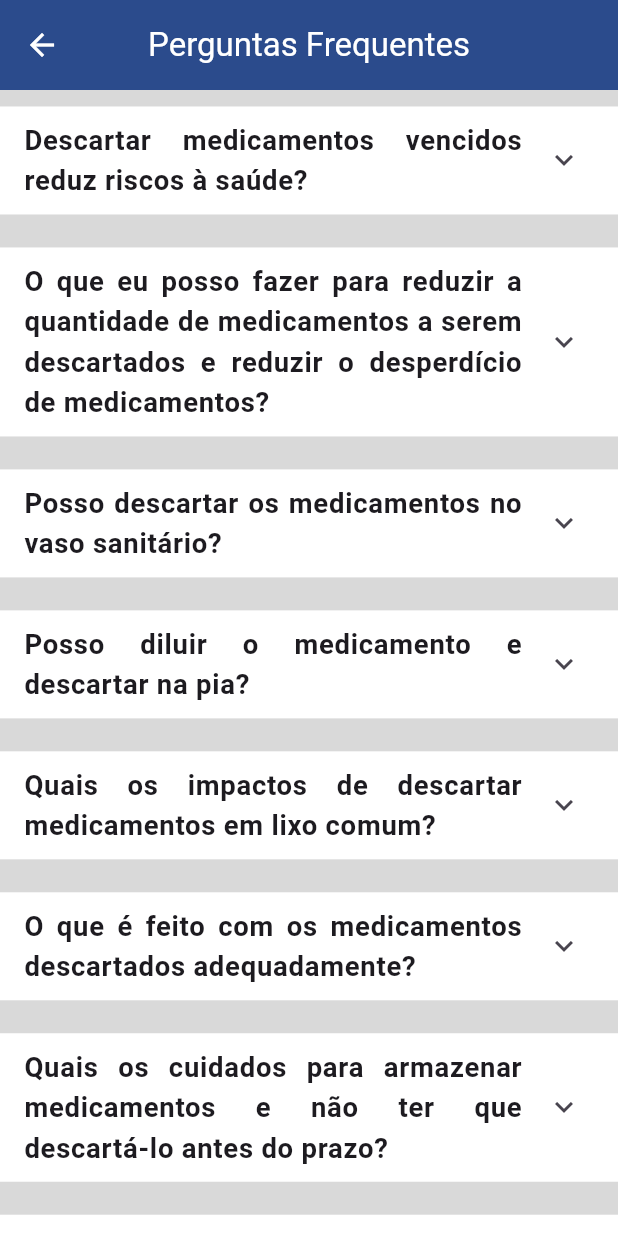
After one commit to stiuff-mobile-devs/descarta-bem, a Flutter app: the FAQPage screen opened by its route, on a phone screen of 412 x 824 dp. The commit adds this screen. Run offline on Flutter 3.47's test engine with Material 3 defaults, Android fonts, the phone set to English and light mode, and no system bars; our stand-ins replace cloud_firestore, firebase_auth, firebase_core, flutter_map, geolocator, google_sign_in and 1 more; missing offline and left inert: flutter_map_animations, sign_button; accounts and stored records are empty.

Commit message:
feat: faq page

```diff
--- /dev/null
+++ b/lib/view/faq_page.dart
@@ -0,0 +1,97 @@
+import 'package:flutter/material.dart';
+
+class FAQPage extends StatefulWidget {
+  const FAQPage({Key? key}) : super(key: key);
+
+  @override
+  State<FAQPage> createState() => _FAQPageState();
+}
+
+class _FAQPageState extends State<FAQPage> {
+  List<String> questions = [
+    'Descartar medicamentos vencidos reduz riscos à saúde?',
+    'O que eu posso fazer para reduzir a quantidade de medicamentos a serem descartados e reduzir o desperdício de medicamentos?',
+    'Posso descartar os medicamentos no vaso sanitário?',
+    'Posso diluir o medicamento e descartar na pia?',
+    'Quais os impactos de descartar medicamentos em lixo comum?',
+    'O que é feito com os medicamentos descartados adequadamente?',
+    'Quais os cuidados para armazenar medicamentos e não ter que descartá-lo antes do prazo?',
+    'O que diz a legislação sobre o descarte de medicamentos?',
+    'Ao transportar medicamentos, quais os cuidados para que não estraguem e seja preciso descartá-lo?',
+    'O que é Logística Reversa?',
+    'Como devo guardar meus medicamentos em casa para que eles não percam a eficácia?',
+  ];
+
+  List<String> answers = [
+    'Sim, o descarte adequado de medicamentos vencidos é essencial para a redução dos riscos à saúde e ao meio ambiente. Medicamentos vencidos perdem eficácia e tornam-se perigosos para o uso. Por isso, é importante descartá-los de maneira correta a fim de evitar tais riscos.',
+    'Adquira somente a quantidade necessária e evite estocar ou acumular medicamentos que não serão utilizados. Evite adquirir mais do que o necessário, apenas por precaução, certo?',
+    'Não. O descarte de medicamentos no vaso sanitário pode contaminar o lençol freático e o solo, causando danos significativos a longo prazo. Vale ressaltar que, normalmente, o tratamento de esgoto não elimina completamente as substâncias químicas presentes nos medicamentos.',
+    'Não. Isso pode levar à contaminação do solo, da água em rios, lagos e até mesmo do lençol freático, afetando assim não só a vida humana, mas também os organismos que vivem nesses ambientes aquáticos e terrestres.',
+    'Descartar medicamentos no lixo comum pode resultar em contaminação do solo, acarretando diversos riscos à saúde humana e danos ao meio ambiente. Além disso, representa um perigo para a segurança de crianças, animais e outros indivíduos que podem encontrar e fazer uso dos medicamentos sem conhecimento dos perigos associados.',
+    'Empresas especializadas em gerenciamento de resíduos realizam a coleta destes medicamentos que, após passarem por um processo de separação e tratamento, podem ser incinerados.',
+    'Armazene em local fresco e seco, sempre de acordo com as instruções da bula. Mantenha os medicamentos em sua embalagem original. Certifique-se de armazená-los fora do alcance de crianças e animais domésticos, e sempre verifique a data de validade e se houve alteração de cor ou odor, antes de fazer o uso.',
+    'A legislação, representada pelo Decreto No 10.388 de 2020, estabelece que drogarias e farmácias são obrigadas a disponibilizar pontos de coleta para recebimento de medicamentos vencidos. Isso visa garantir para você, consumidor, locais apropriados para descartar os medicamentos de forma segura, contribuindo assim para a preservação ambiental e prevenção de riscos à saúde pública.',
+    'Proteja seus medicamentos contra mudanças de temperatura. Certifique-se de que eles não fiquem expostos ao calor excessivo ou frio. Se estiver transportando medicamentos que precisam ser refrigerados, coloque-os em um isopor apropriado ou em uma bolsa térmica com gelo reutilizável rígido (mantido previamente por mais de 12 horas em congelador). Proteja os medicamentos contra impactos ou danos, mantendo em suas embalagens originais dentro de uma caixa ou bolsa acolchoada.',
+    'Quando você, consumidor, descarta medicamentos vencidos ou impróprios para o uso nos pontos de coleta, as farmácias e drogarias assumem a responsabilidade de devolvê-los aos fabricantes por meio da Logística Reversa. A Logística Reversa transfere a responsabilidade do descarte adequado para os produtores. Isso significa que eles devem implementar métodos que garantam a coleta e o tratamento apropriado desses produtos, contribuindo assim para a preservação ambiental e para a saúde.',
+    'Para manter a eficácia dos medicamentos em casa:\n\t\t\t-\tArmazene-os em local fresco, seco e protegido da luz solar e umidade.\n\t\t\t-\tMantenha os medicamentos em sua embalagem original.\n\t\t\t-\tVerifique regularmente a data de validade, mudanças de cor ou odor.\n\t\t\t-\tNão guarde perto de fontes de calor ou umidade, como ocorre no banheiro e na cozinha.\n\t\t\t-\tSe necessário refrigeração, não armazene próximo ao congelador ou na porta da geladeira.'
+  ];
+
+  @override
+  Widget build(BuildContext context) {
+    double hei = MediaQuery.of(context).size.height;
+
+    return Scaffold(
+      backgroundColor: const Color(0xFFD9D9D9),
+      appBar: AppBar(
+        leading: IconButton(
+          icon: Icon(Icons.arrow_back),
+          color: Colors.white,
+          onPressed: () {
+            Navigator.pop(context);
+          },
+        ),
+        backgroundColor: const Color.fromRGBO(43, 75, 140, 1),
+        elevation: 0,
+        toolbarHeight: 60,
+        title: const Text("Perguntas Frequentes", style: TextStyle(color: Colors.white)),
+        titleTextStyle: const TextStyle(color: Colors.black54, fontWeight: FontWeight.w400, fontSize: 22),
+        centerTitle: true,
+      ),
+      body: ListView.builder(
+        itemCount: questions.length,
+        itemBuilder: (context, index) {
+          return Padding(
+            padding: EdgeInsets.only(top: hei/75, bottom: hei/75),
+            child: ExpansionTile(
+              textColor: Colors.white,
+              collapsedBackgroundColor: Colors.white,
+              backgroundColor: Colors.teal.shade100,
+              title: Text(
+                questions[index],
+                textAlign: TextAlign.justify,
+                style: TextStyle(
+                  fontSize: hei/45,
+                  fontWeight: FontWeight.bold,
+                ),
+              ),
+              children: [
+                Padding(
+                  padding: EdgeInsets.only(left: hei/50, right: hei/50, bottom: hei/75),
+                  child: Text(
+                    answers[index],
+                    textAlign: TextAlign.justify,
+                    style: TextStyle(
+                      fontSize: hei/60,
+                      color: Colors.black87,
+                      fontWeight: FontWeight.bold
+                    ),
+                  ),
+                ),
+              ],
+            ),
+          );
+        },
+      )
+    );
+  }
+}
```
Also changed, not shown: lib/controllers/map_controller.dart (+8 -9 lines), lib/main.dart (+6 -5 lines), lib/view/map_page.dart (+48 -21 lines).
